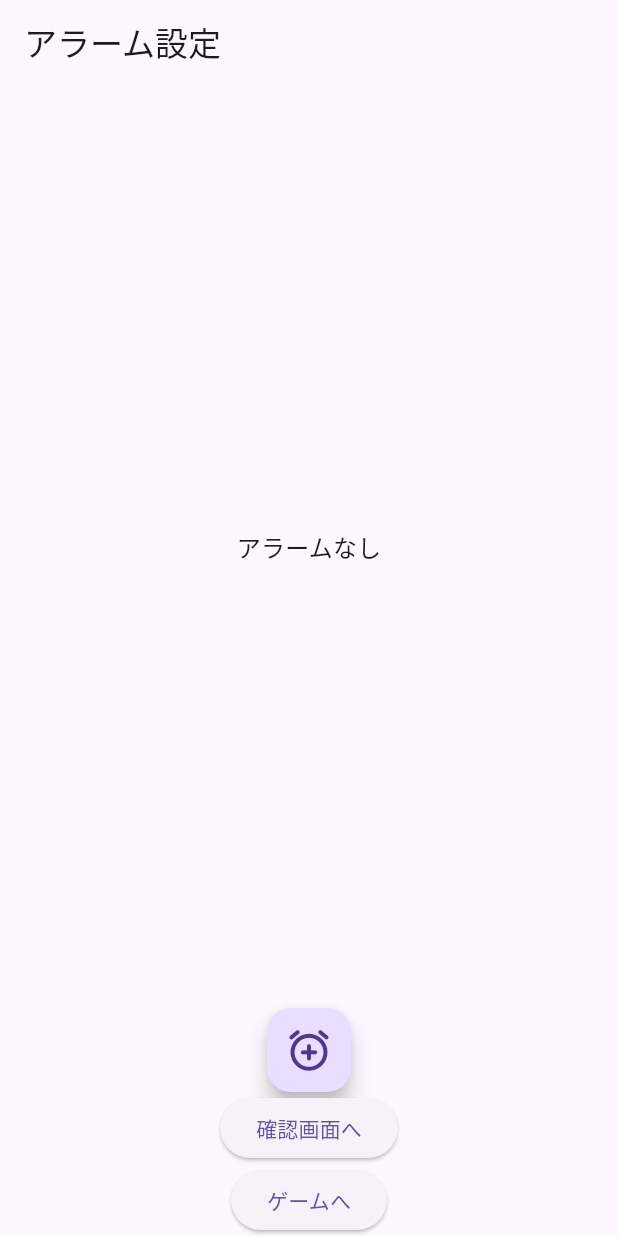
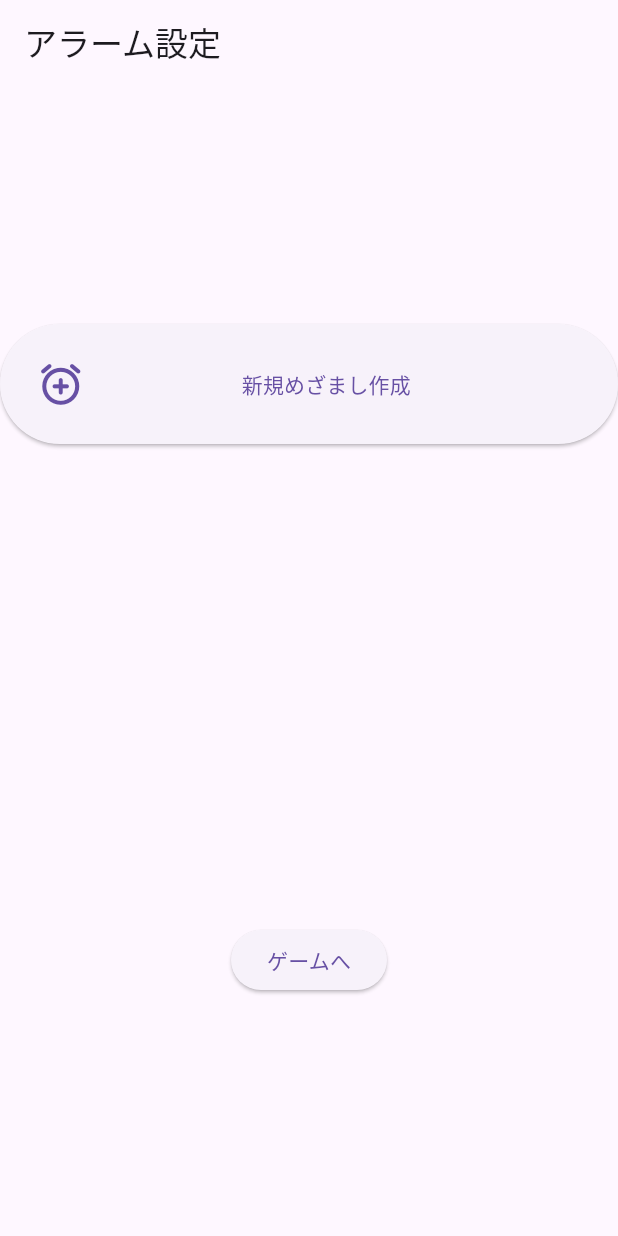
Before and after one commit to tanakacha/flutter_jr_hackathon, a Flutter app: the screen it shows after launch, on a phone screen of 412 x 824 dp. Run offline on Flutter 3.47's test engine with Material 3 defaults, Android fonts, the light colour scheme and no system bars; our stand-ins replace flutter_datetime_picker_plus, flutter_local_notifications, flutter_riverpod, gap, go_router, permission_handler and 3 more; missing offline and left inert: alarm, three_js, three_js_geometry, three_js_objects; generated files the repository leaves out were written again.

Commit message:
feature(Flutter): アラーム設定画面のUIの改善 #45

```diff
--- a/lib/scenes/alarm/alarm_screen.dart
+++ b/lib/scenes/alarm/alarm_screen.dart
@@ -10,6 +10,7 @@ import 'package:flutter_jr_hackathon/scenes/alarm/components/edit_alarm_screen.d
 import 'package:flutter_jr_hackathon/scenes/alarm/components/ring_screen.dart';
 import 'package:flutter_jr_hackathon/services/notification.dart';
 import 'package:flutter_jr_hackathon/services/permission.dart';
+import 'package:gap/gap.dart';
 import 'package:go_router/go_router.dart';
 
 class AlarmScreen extends StatefulWidget {
@@ -103,49 +104,64 @@ class _AlarmScreenState extends State<AlarmScreen> {
       body: SafeArea(
         child: Center(
           child: Column(
+            mainAxisAlignment: MainAxisAlignment.spaceAround,
             children: [
-              Expanded(
+              // Gap(0),
+              SizedBox(
+                height: 80, // AlarmTile の高さに合わせる
                 child: alarms.isNotEmpty
-                    ? ListView.separated(
-                        itemCount: alarms.length,
-                        separatorBuilder: (context, index) =>
-                            const Divider(height: 1),
-                        itemBuilder: (context, index) {
-                          return AlarmTile(
-                            key: Key(alarms[index].id.toString()),
+                    ? ListView(
+                        physics: NeverScrollableScrollPhysics(), // スクロールを無効にする
+                        children: [
+                          AlarmTile(
+                            key: Key(alarms[0].id.toString()),
                             title: TimeOfDay(
-                                    hour: alarms[index].dateTime.hour,
-                                    minute: alarms[index].dateTime.minute)
+                                    hour: alarms[0].dateTime.hour,
+                                    minute: alarms[0].dateTime.minute)
                                 .format(context),
                             onPressed: () {
-                              navigateToAlarmScreen(alarms[index]);
+                              navigateToAlarmScreen(alarms[0]);
                             },
                             onDismissed: () {
-                              Alarm.stop(alarms[index].id)
+                              Alarm.stop(alarms[0].id)
                                   .then((_) => loadAlarms());
                             },
-                          );
+                          ),
+                        ],
+                      )
+                    : ElevatedButton(
+                        onPressed: () {
+                          navigateToAlarmScreen(null);
                         },
-                      )
-                    : Center(
-                        child: Text(
-                          'アラームなし',
-                          style: Theme.of(context).textTheme.titleMedium,
+                        child: Row(
+                          mainAxisAlignment: MainAxisAlignment.spaceBetween,
+                          children: [
+                            Icon(Icons.alarm_add_rounded, size: 33),
+                            Text('新規めざまし作成'),
+                            Gap(10),
+                          ],
                         ),
                       ),
+                // Center(
+                //     child: Text(
+                //       'アラームなし',
+                //       style: Theme.of(context).textTheme.titleMedium,
+                //     ),
+                //   ),
               ),
-              FloatingActionButton(
-                onPressed: () {
-                  navigateToAlarmScreen(null);
-                },
-                child: Icon(Icons.alarm_add_rounded, size: 33),
-              ),
-              ElevatedButton(
-                child: Text("確認画面へ"),
-                onPressed: () {
-                  context.go('/check');
-                },
-              ),
+              // FloatingActionButton(
+              //   onPressed: () {
+              //     navigateToAlarmScreen(null);
+              //   },
+              //   child: Icon(Icons.alarm_add_rounded, size: 33),
+              // ),
+              // ElevatedButton(
+              //   child: Text("確認画面へ"),
+              //   onPressed: () {
+              //     context.go('/check');
+              //   },
+              // ),
+              // ゲームへというボタンをコメントアウトするとUIが崩れるのでその時は代わりに"Gap(0),"を書いてください、"Row(),"とかでも構いません
               ElevatedButton(
                 child: Text("ゲームへ"),
                 onPressed: () {
```
